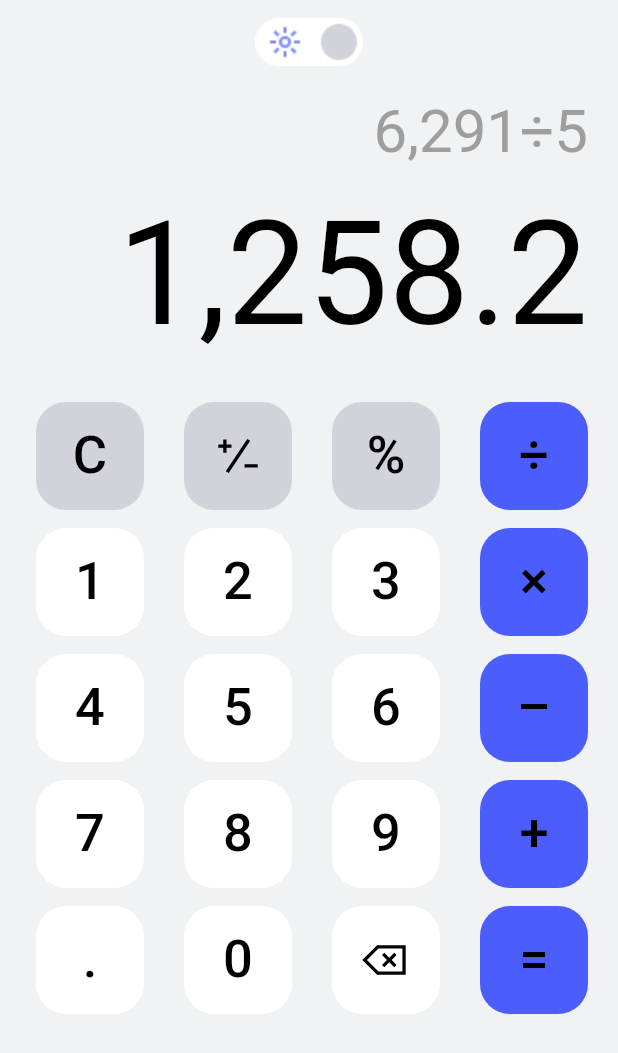
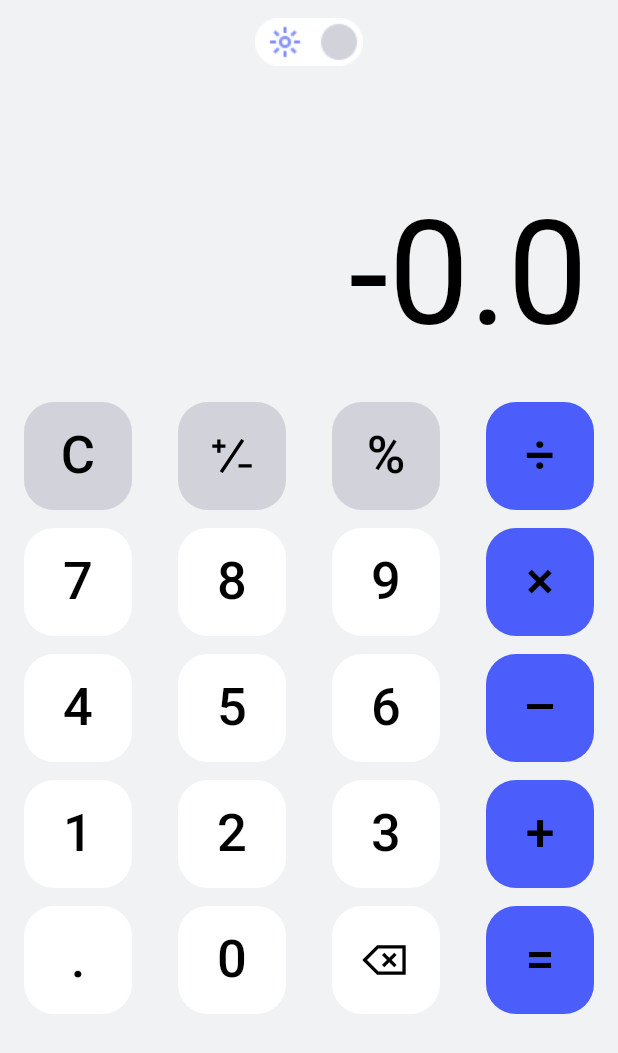
Before and after one commit to Zrazeo/calculator_flutter, a Flutter app: the screen it shows after launch, after a tap on an icon or button, on a phone screen of 412 x 824 dp. Shown: the top 1053 px of the screen. Run offline on Flutter 3.47's test engine with Material 2 defaults, Android fonts, the phone set to English and light mode, and no system bars; our stand-ins replace flutter_bloc, flutter_svg, math_expressions.

Commit message:
Create calculation
Create bloc and cubit

```diff
--- /dev/null
+++ b/lib/blocs/calculator_cubit.dart
@@ -0,0 +1,64 @@
+import 'package:flutter_bloc/flutter_bloc.dart';
+import 'package:math_expressions/math_expressions.dart';
+
+class CalculatorState {
+  CalculatorState({
+    this.calculation = '',
+    this.result = 0.0,
+  });
+
+  final String calculation;
+  final double result;
+
+  CalculatorState copyWith({
+    String? calculation,
+    double? result,
+  }) {
+    return CalculatorState(
+      calculation: calculation ?? this.calculation,
+      result: result ?? this.result,
+    );
+  }
+}
+
+class CalculatorCubit extends Cubit<CalculatorState> {
+  CalculatorCubit() : super(CalculatorState());
+
+  void updateCalculation(String value) {
+    final updatedCalculation = state.calculation + value;
+    emit(state.copyWith(calculation: updatedCalculation));
+  }
+
+  void clearValues() {
+    emit(state.copyWith(calculation: '', result: 0));
+  }
+
+  void deleteLastCharacter() {
+    if (state.calculation.isNotEmpty) {
+      final updatedCalculation =
+          state.calculation.substring(0, state.calculation.length - 1);
+      emit(state.copyWith(calculation: updatedCalculation));
+    }
+  }
+
+  void calculateResult() {
+    final String expression = state.calculation;
+
+    try {
+      final Parser p = Parser();
+      final Expression exp = p.parse(expression);
+      final ContextModel cm = ContextModel();
+
+      final double calculatedResult = exp.evaluate(EvaluationType.REAL, cm);
+
+      emit(state.copyWith(result: calculatedResult));
+    } catch (e) {
+      emit(state);
+    }
+  }
+
+  void toggleSign() {
+    final newResult = -state.result;
+    emit(state.copyWith(result: newResult));
+  }
+}
--- a/lib/screens/calc_screen.dart
+++ b/lib/screens/calc_screen.dart
@@ -1,3 +1,4 @@
+import 'package:calculator/blocs/calculator_cubit.dart';
 import 'package:calculator/blocs/mode_cubit.dart';
 import 'package:calculator/utils/assets.dart';
 import 'package:calculator/utils/calculator_colors.dart';
@@ -10,7 +11,8 @@ class CalcScreen extends StatelessWidget {
   const CalcScreen({super.key});
 
   @override
-  Widget build(BuildContext context) => Scaffold(
+  Widget build(BuildContext context) {
+    return Scaffold(
       backgroundColor: context.watch<ModeCubit>().state.mode
           ? CalculatorColors.backgroundColorLight
           : CalculatorColors.backgroundColorDark,
@@ -32,25 +34,31 @@ class CalcScreen extends StatelessWidget {
                 ),
               ),
             ),
-              const Padding(
+            BlocBuilder<CalculatorCubit, CalculatorState>(
+              builder: (context, state) {
+                return Padding(
                   padding: Dimens.calculationPadding,
                   child: Align(
                     alignment: Alignment.bottomRight,
                     child: Text(
-                    '6,291÷5',
-                    style: TextStyle(
+                      state.calculation,
+                      style: const TextStyle(
                         fontSize: Dimens.fontSizeCalculation,
                         color: CalculatorColors.calculationColor,
                       ),
                     ),
                   ),
+                );
+              },
             ),
-              Padding(
+            BlocBuilder<CalculatorCubit, CalculatorState>(
+              builder: (context, state) {
+                return Padding(
                   padding: Dimens.numberPadding,
                   child: Align(
                     alignment: Alignment.bottomRight,
                     child: Text(
-                    '1,258.2',
+                      state.result.toString(),
                       style: TextStyle(
                         fontSize: Dimens.fontSizeNumber,
                         color: context.watch<ModeCubit>().state.mode
@@ -59,12 +67,30 @@ class CalcScreen extends StatelessWidget {
                       ),
                     ),
                   ),
+                );
+              },
             ),
-              const Padding(
-                padding: Dimens.keyboardPadding,
+            Padding(
+              padding: const EdgeInsets.all(16),
               child: Align(
                 alignment: Alignment.bottomCenter,
-                  child: Keyboard(),
+                child: Keyboard(
+                  onPressed: (value) {
+                    final calculatorCubit = context.read<CalculatorCubit>();
+
+                    if (value == 'C') {
+                      calculatorCubit.clearValues();
+                    } else if (value == 'delete') {
+                      calculatorCubit.deleteLastCharacter();
+                    } else if (value == '=') {
+                      calculatorCubit.calculateResult();
+                    } else if (value == 'plus_minus') {
+                      calculatorCubit.toggleSign();
+                    } else {
+                      calculatorCubit.updateCalculation(value);
+                    }
+                  },
+                ),
               ),
             ),
           ],
@@ -72,3 +98,4 @@ class CalcScreen extends StatelessWidget {
       ),
     );
   }
+}
--- a/lib/widgets/button.dart
+++ b/lib/widgets/button.dart
@@ -10,16 +10,19 @@ class Button extends StatelessWidget {
   const Button({
     required this.text,
     required this.color,
+    required this.value,
+    required this.onPressed,
     Key? key,
-    this.value,
   }) : super(key: key);
 
   final String text;
-  final double? value;
   final Color color;
+  final String value;
+  final void Function(String) onPressed;
 
   @override
-  Widget build(BuildContext context) => Container(
+  Widget build(BuildContext context) {
+    return Container(
       width: Dimens.buttonWidth,
       height: Dimens.buttonHeight,
       decoration: BoxDecoration(
@@ -27,7 +30,7 @@ class Button extends StatelessWidget {
         borderRadius: BorderRadius.circular(20),
       ),
       child: TextButton(
-          onPressed: () {},
+        onPressed: () => onPressed(value),
         child: text == 'delete' || text == 'plus_minus'
             ? SvgPicture.asset(
                 text == 'delete' ? Assets.deleteIcon : Assets.plusMinusIcon,
@@ -52,3 +55,4 @@ class Button extends StatelessWidget {
       ),
     );
   }
+}
--- a/lib/widgets/keyboard.dart
+++ b/lib/widgets/keyboard.dart
@@ -6,7 +6,12 @@ import 'package:flutter/material.dart';
 import 'package:flutter_bloc/flutter_bloc.dart';
 
 class Keyboard extends StatelessWidget {
-  const Keyboard({Key? key}) : super(key: key);
+  const Keyboard({
+    required this.onPressed,
+    Key? key,
+  }) : super(key: key);
+
+  final void Function(String) onPressed;
 
   @override
   Widget build(BuildContext context) {
@@ -19,25 +24,103 @@ class Keyboard extends StatelessWidget {
           [
             Button(
               text: 'C',
+              value: 'C',
               color: isDarkMode
                   ? CalculatorColors.greyLight
                   : CalculatorColors.greyDark,
+              onPressed: onPressed,
             ),
             Button(
               text: 'plus_minus',
+              value: 'plus_minus',
               color: isDarkMode
                   ? CalculatorColors.greyLight
                   : CalculatorColors.greyDark,
+              onPressed: onPressed,
             ),
             Button(
               text: '%',
+              value: '%',
               color: isDarkMode
                   ? CalculatorColors.greyLight
                   : CalculatorColors.greyDark,
+              onPressed: onPressed,
             ),
-            const Button(
+            Button(
               text: '÷',
+              value: '/',
               color: CalculatorColors.blue,
+              onPressed: onPressed,
+            ),
+          ],
+        ),
+        const SizedBox(height: Dimens.spacing),
+        rowButtons(
+          [
+            Button(
+              text: '7',
+              value: '7',
+              color: isDarkMode
+                  ? CalculatorColors.lightMode
+                  : CalculatorColors.darkMode,
+              onPressed: onPressed,
+            ),
+            Button(
+              text: '8',
+              value: '8',
+              color: isDarkMode
+                  ? CalculatorColors.lightMode
+                  : CalculatorColors.darkMode,
+              onPressed: onPressed,
+            ),
+            Button(
+              text: '9',
+              value: '9',
+              color: isDarkMode
+                  ? CalculatorColors.lightMode
+                  : CalculatorColors.darkMode,
+              onPressed: onPressed,
+            ),
+            Button(
+              text: '×',
+              value: '*',
+              color: CalculatorColors.blue,
+              onPressed: onPressed,
+            ),
+          ],
+        ),
+        const SizedBox(height: Dimens.spacing),
+        rowButtons(
+          [
+            Button(
+              text: '4',
+              value: '4',
+              color: isDarkMode
+                  ? CalculatorColors.lightMode
+                  : CalculatorColors.darkMode,
+              onPressed: onPressed,
+            ),
+            Button(
+              text: '5',
+              value: '5',
+              color: isDarkMode
+                  ? CalculatorColors.lightMode
+                  : CalculatorColors.darkMode,
+              onPressed: onPressed,
+            ),
+            Button(
+              text: '6',
+              value: '6',
+              color: isDarkMode
+                  ? CalculatorColors.lightMode
+                  : CalculatorColors.darkMode,
+              onPressed: onPressed,
+            ),
+            Button(
+              text: '–',
+              value: '-',
+              color: CalculatorColors.blue,
+              onPressed: onPressed,
             ),
           ],
         ),
@@ -46,79 +129,33 @@ class Keyboard extends StatelessWidget {
           [
             Button(
               text: '1',
+              value: '1',
               color: isDarkMode
                   ? CalculatorColors.lightMode
                   : CalculatorColors.darkMode,
+              onPressed: onPressed,
             ),
             Button(
               text: '2',
+              value: '2',
               color: isDarkMode
                   ? CalculatorColors.lightMode
                   : CalculatorColors.darkMode,
+              onPressed: onPressed,
             ),
             Button(
               text: '3',
+              value: '3',
               color: isDarkMode
                   ? CalculatorColors.lightMode
                   : CalculatorColors.darkMode,
-            ),
-            const Button(
-              text: '×',
-              color: CalculatorColors.blue,
-            ),
-          ],
-        ),
-        const SizedBox(height: Dimens.spacing),
-        rowButtons(
-          [
-            Button(
-              text: '4',
-              color: isDarkMode
-                  ? CalculatorColors.lightMode
-                  : CalculatorColors.darkMode,
+              onPressed: onPressed,
             ),
             Button(
-              text: '5',
-              color: isDarkMode
-                  ? CalculatorColors.lightMode
-                  : CalculatorColors.darkMode,
-            ),
-            Button(
-              text: '6',
-              color: isDarkMode
-                  ? CalculatorColors.lightMode
-                  : CalculatorColors.darkMode,
-            ),
-            const Button(
-              text: '–',
+              text: '+',
+              value: '+',
               color: CalculatorColors.blue,
-            ),
-          ],
-        ),
-        const SizedBox(height: Dimens.spacing),
-        rowButtons(
-          [
-            Button(
-              text: '7',
-              color: isDarkMode
-                  ? CalculatorColors.lightMode
-                  : CalculatorColors.darkMode,
-            ),
-            Button(
-              text: '8',
-              color: isDarkMode
-                  ? CalculatorColors.lightMode
-                  : CalculatorColors.darkMode,
-            ),
-            Button(
-              text: '9',
-              color: isDarkMode
-                  ? CalculatorColors.lightMode
-                  : CalculatorColors.darkMode,
-            ),
-            const Button(
-              text: '+',
-              color: CalculatorColors.blue,
+              onPressed: onPressed,
             ),
           ],
         ),
@@ -127,25 +164,33 @@ class Keyboard extends StatelessWidget {
           [
             Button(
               text: '.',
+              value: '.',
               color: isDarkMode
                   ? CalculatorColors.lightMode
                   : CalculatorColors.darkMode,
+              onPressed: onPressed,
             ),
             Button(
               text: '0',
+              value: '0',
               color: isDarkMode
                   ? CalculatorColors.lightMode
                   : CalculatorColors.darkMode,
+              onPressed: onPressed,
             ),
             Button(
               text: 'delete',
+              value: 'delete',
               color: isDarkMode
                   ? CalculatorColors.lightMode
                   : CalculatorColors.darkMode,
+              onPressed: onPressed,
             ),
-            const Button(
+            Button(
               text: '=',
+              value: '=',
               color: CalculatorColors.blue,
+              onPressed: onPressed,
             ),
           ],
         ),
--- a/pubspec.yaml
+++ b/pubspec.yaml
@@ -38,6 +38,7 @@ dependencies:
   cupertino_icons: ^1.0.2
   flutter_svg: ^2.0.7
   flutter_bloc: ^8.1.3
+  math_expressions: ^2.4.0
 
 dev_dependencies:
   flutter_test:
```
Also changed, not shown: lib/main.dart (+10 -2 lines), pubspec.lock. Lines whose indentation alone changed are shown as unchanged.
